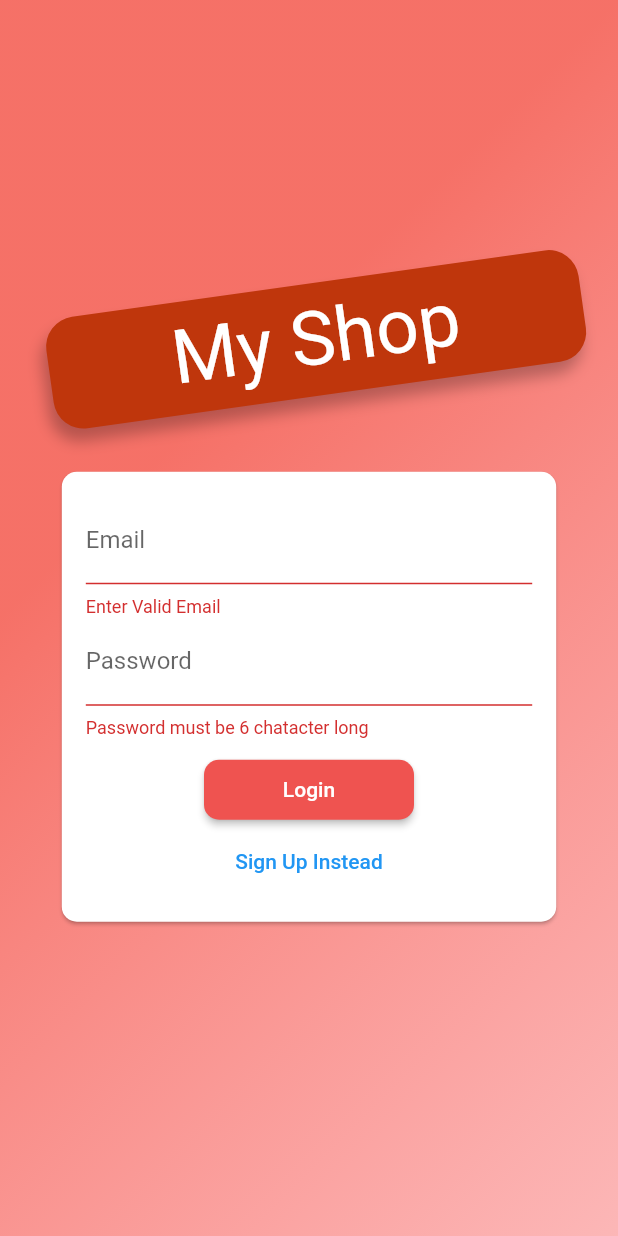
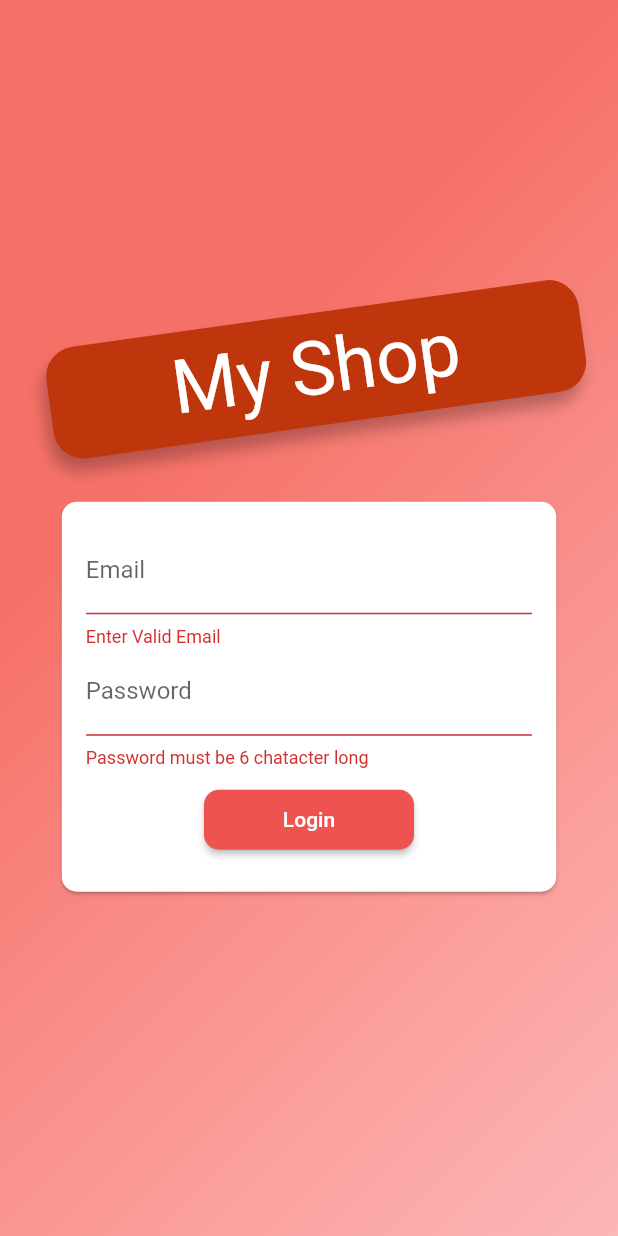
Before and after one commit to ItsNotABugOk/flutterApp_shop, a Flutter app: the screen it shows after launch, after a tap on "Sign Up Instead", after a tap on "Login Instead", after a tap on "Login", on a phone screen of 412 x 824 dp. Run offline on Flutter 3.47's test engine with Material 2 defaults, Android fonts, the phone set to English and light mode, and no system bars; our stand-ins replace shared_preferences.

Commit message:
loginScreenAnimation

```diff
--- a/lib/views/screens/auth_screen.dart
+++ b/lib/views/screens/auth_screen.dart
@@ -94,15 +94,39 @@ class AuthCard extends StatefulWidget {
 AuthMode _authMode = AuthMode.login;
 // AuthMode _authMode = AuthMode.signup;
 
-class _AuthCardState extends State<AuthCard> {
+class _AuthCardState extends State<AuthCard>
+    with SingleTickerProviderStateMixin {
   final _formKey = GlobalKey<FormState>();
   final TextEditingController _passwordController = TextEditingController();
   bool _isLoading = false;
+  late AnimationController _animationController;
+  late Animation<double> _opacityAnimation;
+  late Animation<Size> _heightAnimaion;
 
   final Map<String, String> _enteredData = {
     'email': '',
     'password': '',
   };
+  @override
+  void initState() {
+    super.initState();
+    _animationController = AnimationController(
+        vsync: this, duration: const Duration(milliseconds: 300));
+    _heightAnimaion = Tween<Size>(
+            begin: const Size(double.infinity, 260),
+            end: const Size(double.infinity, 320))
+        .animate(CurvedAnimation(
+            parent: _animationController, curve: Curves.fastOutSlowIn));
+    // _heightAnimaion.addListener(() => setState(() {}));
+    _opacityAnimation = Tween<double>(begin: 0.0, end: 1.0).animate(
+        CurvedAnimation(parent: _animationController, curve: Curves.easeIn));
+  }
+
+  @override
+  void dispose() {
+    super.dispose();
+    _animationController.dispose();
+  }
 
   @override
   Widget build(BuildContext context) {
@@ -112,12 +136,16 @@ class _AuthCardState extends State<AuthCard> {
         borderRadius: BorderRadius.circular(10.0),
       ),
       color: Colors.white,
-      child: Container(
+      child: AnimatedBuilder(
+        animation: _heightAnimaion,
+        builder: (context, ch) => Container(
           // height: _authMode == AuthMode.login ? 230 : 260,
-        constraints:
-            BoxConstraints(minHeight: _authMode == AuthMode.login ? 230 : 280),
+          height: _heightAnimaion.value.height,
+          // constraints: BoxConstraints(minHeight: _heightAnimaion.value.height),
           width: deviceSize.width * 0.8,
           padding: const EdgeInsets.all(16.0),
+          child: ch,
+        ),
         child: Form(
           key: _formKey,
           child: SingleChildScrollView(
@@ -151,8 +179,15 @@ class _AuthCardState extends State<AuthCard> {
                     return null;
                   },
                 ),
-                  if (_authMode == AuthMode.signup)
-                    TextFormField(
+                AnimatedContainer(
+                  duration: const Duration(milliseconds: 300),
+                  constraints: BoxConstraints(
+                      minHeight: _authMode == AuthMode.signup ? 60 : 0,
+                      maxHeight: _authMode == AuthMode.signup ? 120 : 0),
+                  height: _authMode == AuthMode.signup ? 60 : 0,
+                  child: FadeTransition(
+                    opacity: _opacityAnimation,
+                    child: TextFormField(
                       decoration:
                           const InputDecoration(labelText: 'Confirm password'),
                       obscureText: true,
@@ -163,6 +198,8 @@ class _AuthCardState extends State<AuthCard> {
                       },
                       onChanged: (value) => _formKey.currentState!.validate(),
                     ),
+                  ),
+                ),
                 const SizedBox(
                   height: 10,
                 ),
@@ -170,8 +207,7 @@ class _AuthCardState extends State<AuthCard> {
                   onPressed: _submitForm,
                   child: _isLoading
                       ? const CircularProgressIndicator()
-                        : Text(
-                            _authMode == AuthMode.login ? 'Login' : 'Sign Up'),
+                      : Text(_authMode == AuthMode.login ? 'Login' : 'Sign Up'),
                   style: ElevatedButton.styleFrom(
                     fixedSize: const Size(140, 40),
                     primary: Colors.red.shade400,
@@ -182,11 +218,17 @@ class _AuthCardState extends State<AuthCard> {
                 ),
                 TextButton(
                   onPressed: () {
+                    if (_authMode == AuthMode.login) {
                       setState(() {
-                        _authMode = _authMode == AuthMode.login
-                            ? AuthMode.signup
-                            : AuthMode.login;
+                        _authMode = AuthMode.signup;
                       });
+                      _animationController.forward();
+                    } else {
+                      setState(() {
+                        _authMode = AuthMode.login;
+                      });
+                      _animationController.reverse();
+                    }
                   },
                   child: Text(_authMode == AuthMode.login
                       ? 'Sign Up Instead'
@@ -194,7 +236,8 @@ class _AuthCardState extends State<AuthCard> {
                 ),
               ],
             ),
-            )),
+          ),
+        ),
       ),
     );
   }
```
Lines whose indentation alone changed are shown as unchanged.
